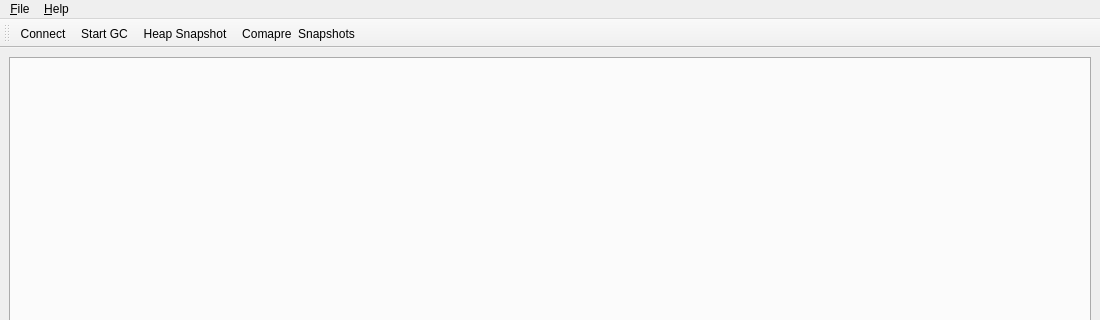
First picture: the form in rbkit-lib/rbkitmainwindow.ui, repository codemancers/rbkit-client, before the edit; both pictures show x 0 to 1100 and y 0 to 320 of the 1100 by 840 pixel window.
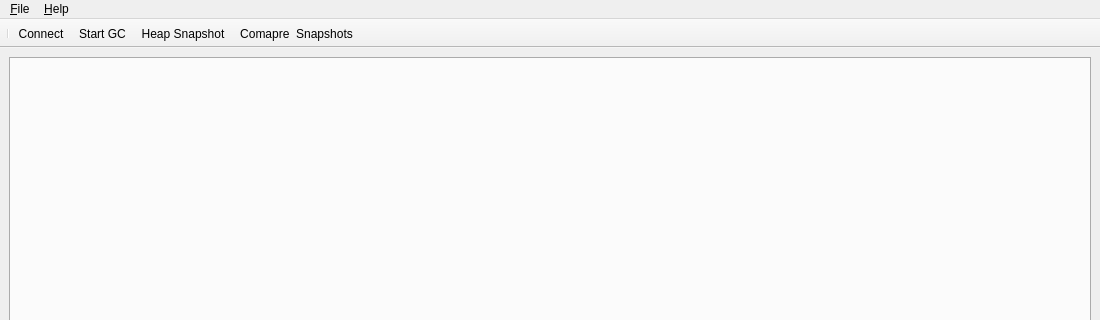
Second picture: the form after the edit. Icons and pictures are not drawn.

Commit message: Make text and icons appear

Diff of the .ui file:
```diff
--- a/rbkit-lib/rbkitmainwindow.ui
+++ b/rbkit-lib/rbkitmainwindow.ui
@@ -67,12 +67,28 @@
    <property name="windowTitle">
     <string>toolBar</string>
    </property>
+   <property name="movable">
+    <bool>false</bool>
+   </property>
+   <property name="iconSize">
+    <size>
+     <width>16</width>
+     <height>16</height>
+    </size>
+   </property>
+   <property name="toolButtonStyle">
+    <enum>Qt::ToolButtonTextBesideIcon</enum>
+   </property>
+   <property name="floatable">
+    <bool>false</bool>
+   </property>
    <attribute name="toolBarArea">
     <enum>TopToolBarArea</enum>
    </attribute>
    <attribute name="toolBarBreak">
     <bool>false</bool>
    </attribute>
+   <addaction name="separator"/>
    <addaction name="action_Connect"/>
    <addaction name="action_Trigger_GC"/>
    <addaction name="actionHeap_Snapshot"/>
```
Left out of the diff: 4 changed lines with no effect on the pictures.
